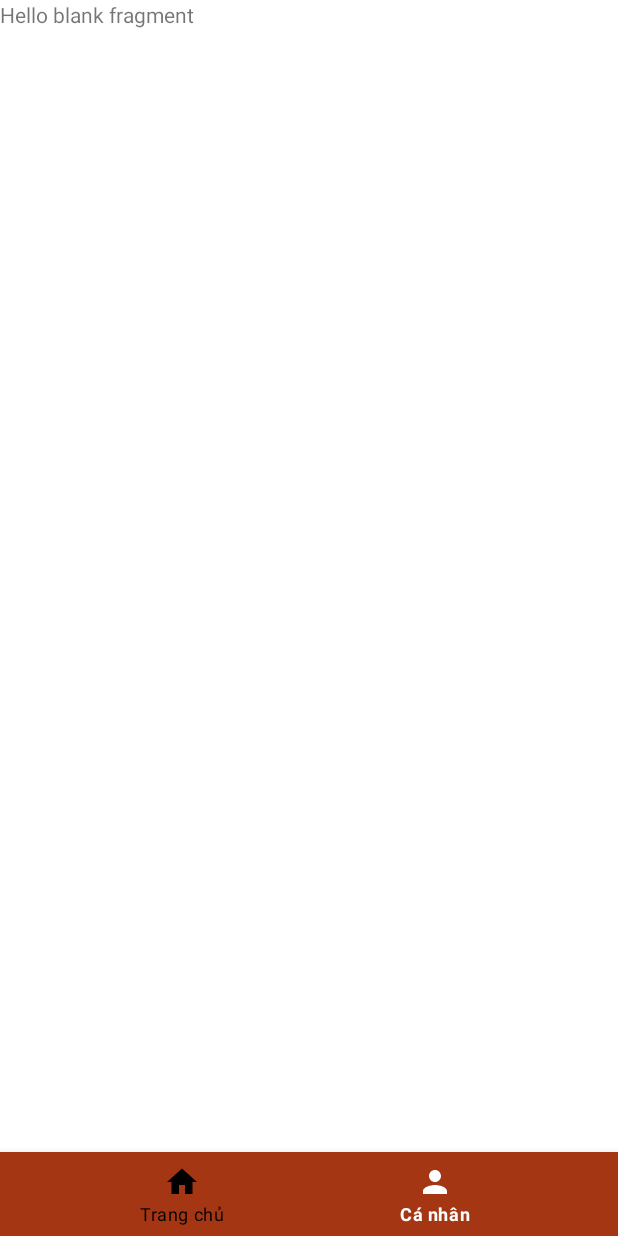
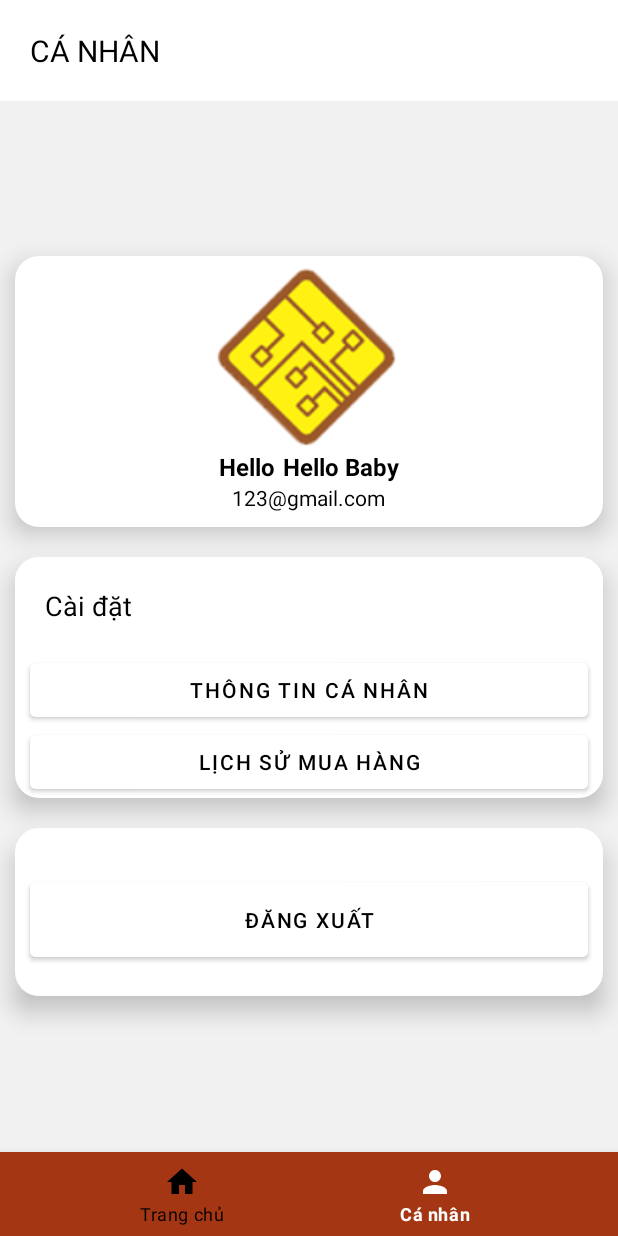
Before and after one commit to NgHDuyy/Electronic-shop, an Android app: the HomeFragment screen opened directly, with no data from a screen before it, item 2 of the bottom bar chosen, on a phone screen of 412 x 824 dp. Run offline under Robolectric (Android 15) with nearby library versions, the phone set to English and light mode, and no system bars; our stand-ins replace data binding; 1 statement that could not run was skipped.

```diff
--- a/app/src/main/java/com/ocr/applinhkien/ui/fragment/HomeFragment.java
+++ b/app/src/main/java/com/ocr/applinhkien/ui/fragment/HomeFragment.java
@@ -9,10 +9,12 @@ import androidx.recyclerview.widget.RecyclerView;
 import android.view.LayoutInflater;
 import android.view.View;
 import android.view.ViewGroup;
+import android.widget.TextView;
 
 import com.ocr.applinhkien.R;
 import com.ocr.applinhkien.adapter.ProductAdapter;
 import com.ocr.applinhkien.model.Item;
+import com.ocr.applinhkien.model.UserManager;
 
 import java.util.ArrayList;
 import java.util.List;
@@ -22,6 +24,7 @@ public class HomeFragment extends Fragment {
     private ProductAdapter adapter;
     private RecyclerView rcView;
     private View view;
+    private TextView tvName;
 
 
     public static HomeFragment newInstance(String param1, String param2) {
@@ -52,6 +55,7 @@ public class HomeFragment extends Fragment {
         rcView.setLayoutManager( new GridLayoutManager( getActivity(),2 ) );
         rcView.setAdapter(adapter);
         adapter.setData( getListItem());
+        tvName.setText( UserManager.getInstance().getCurrentUser().getUsername());
         return view;
     }
 
@@ -67,6 +71,7 @@ public class HomeFragment extends Fragment {
 
     private void intUI() {
         rcView = view.findViewById( R.id.rcvItem );
+        tvName=view.findViewById( R.id.tv_name );
     }
 
 
--- a/app/src/main/res/layout/fragment_person.xml
+++ b/app/src/main/res/layout/fragment_person.xml
@@ -1,14 +1,150 @@
 <?xml version="1.0" encoding="utf-8"?>
-<FrameLayout xmlns:android="http://schemas.android.com/apk/res/android"
-    xmlns:tools="http://schemas.android.com/tools"
+<LinearLayout
+    android:id="@+id/my_Linear_Layout"
     android:layout_width="match_parent"
     android:layout_height="match_parent"
-    tools:context=".ui.fragment.PersonFragment">
+    xmlns="http://schemas.android.com/apk/res-auto"
+    xmlns:app="http://schemas.android.com/tools"
+    android:background="#F1F1F1"
+    xmlns:android="http://schemas.android.com/apk/res/android"
+    app:ignore="NamespaceTypo"
+    android:orientation="vertical">
 
-    <!-- TODO: Update blank fragment layout -->
     <TextView
         android:layout_width="match_parent"
+        android:layout_height="wrap_content"
+        android:background="@color/white"
+        android:padding="20dp"
+        android:text="CÁ NHÂN"
+        android:textColor="@color/black"
+        android:textSize="20sp" />
+
+    <ScrollView
+        android:layout_width="match_parent"
         android:layout_height="match_parent"
-        android:text="@string/hello_blank_fragment" />
+        android:fillViewport="true">
+        <LinearLayout
+            android:layout_width="match_parent"
+            android:layout_height="wrap_content"
+            android:orientation="vertical"
+            android:gravity="center"
+            >
 
-</FrameLayout>
+            <LinearLayout
+                android:layout_width="match_parent"
+                android:layout_height="wrap_content"
+                android:layout_margin="10dp"
+                android:background="@drawable/bocong1"
+                android:elevation="10dp"
+                android:gravity="center"
+                android:orientation="vertical">
+
+                <ImageView
+                    android:layout_width="272dp"
+                    android:layout_height="129dp"
+                    android:src="@drawable/img_linhkien" />
+
+                <LinearLayout
+                    android:layout_width="match_parent"
+                    android:layout_height="wrap_content"
+                    android:gravity="center"
+                    android:orientation="horizontal">
+
+                    <TextView
+                        android:layout_width="wrap_content"
+                        android:layout_height="wrap_content"
+                        android:text="Hello"
+                        android:textColor="@color/black"
+                        android:textSize="16sp"
+                        android:textStyle="bold" />
+
+                    <TextView
+                        android:id="@+id/tv_show_user_name"
+                        android:layout_width="wrap_content"
+                        android:layout_height="wrap_content"
+                        android:layout_marginStart="5dp"
+                        android:text="Hello Baby"
+                        android:textColor="@color/black"
+                        android:textSize="16sp"
+                        android:textStyle="bold" />
+                </LinearLayout>
+
+                <TextView
+                    android:id="@+id/tv_show_email"
+                    android:layout_width="wrap_content"
+                    android:layout_height="wrap_content"
+                    android:layout_marginBottom="10dp"
+                    android:text="123@gmail.com"
+                    android:textColor="@color/black"
+                    android:textSize="14sp" />
+            </LinearLayout>
+
+            <LinearLayout
+                android:layout_width="match_parent"
+                android:layout_height="wrap_content"
+                android:layout_margin="10dp"
+                android:background="@drawable/bocong1"
+                android:gravity="center"
+                android:elevation="10dp"
+                android:orientation="vertical">
+
+                <TextView
+                    android:layout_width="match_parent"
+                    android:layout_height="wrap_content"
+                    android:background="@drawable/bocong1"
+                    android:padding="20dp"
+                    android:text="Cài đặt"
+                    android:textColor="@color/black"
+                    android:textSize="18sp" />
+
+                <Button
+                    android:id="@+id/btn_chinh_sua_profile"
+                    android:layout_width="match_parent"
+                    android:layout_height="wrap_content"
+                    android:backgroundTint="@color/white"
+                    android:layout_marginHorizontal="10dp"
+                    android:text="THÔNG TIN CÁ NHÂN"
+                    android:textColor="@color/black"
+                    />
+                <Button
+                    android:layout_width="match_parent"
+                    android:layout_height="wrap_content"
+                    android:backgroundTint="@color/white"
+                    android:text="Lịch sử mua hàng"
+                    android:textColor="@color/black"
+                    android:layout_marginHorizontal="10dp"
+                    />
+
+
+
+            </LinearLayout>
+
+
+            <LinearLayout
+                android:layout_width="match_parent"
+                android:layout_height="wrap_content"
+                android:orientation="vertical"
+                android:layout_margin="10dp"
+                android:gravity="center"
+                android:elevation="10dp"
+                android:background="@drawable/bocong1">
+
+                <Button
+                    android:id="@+id/btn_dang_xuat"
+                    android:layout_width="match_parent"
+                    android:layout_height="wrap_content"
+                    android:layout_gravity="center"
+                    android:layout_marginTop="30dp"
+                    android:layout_marginHorizontal="10dp"
+                    android:layout_marginBottom="20dp"
+                    android:backgroundTint="@color/white"
+                    android:text="ĐĂNG XUẤT"
+                    android:gravity="center"
+
+                    android:padding="15dp"
+                    android:textColor="@color/black" />
+            </LinearLayout>
+        </LinearLayout>
+    </ScrollView>
+
+</LinearLayout>
```
